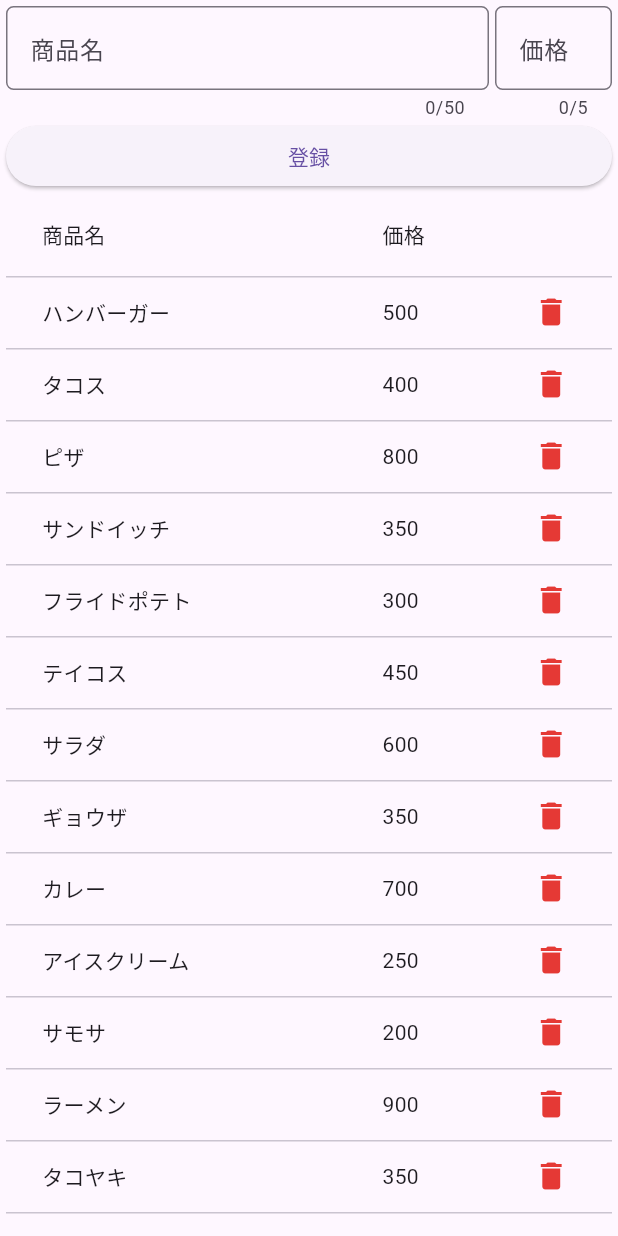
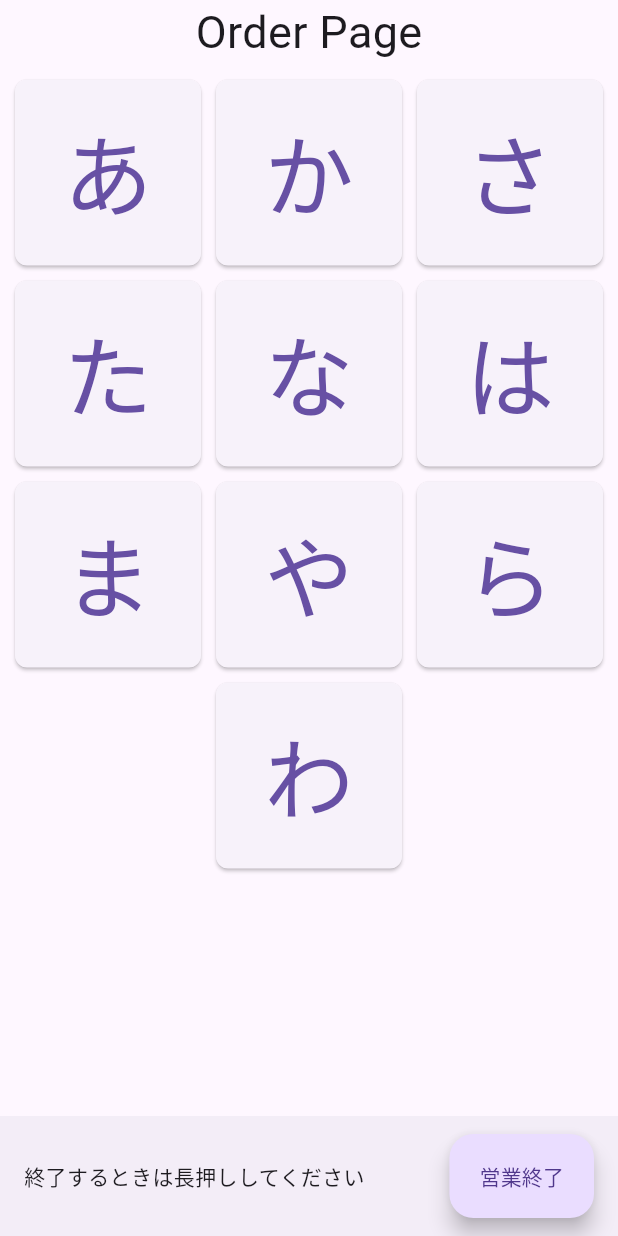
Before and after one commit to arafipro/take_orders_app, a Flutter app: the screen it shows after launch, on a phone screen of 412 x 824 dp. Run offline on Flutter 3.47's test engine with Material 2 defaults, Android fonts, the phone set to English and light mode, and no system bars; our stand-ins replace drift; accounts and stored records are empty; generated files the repository leaves out were written again.

Commit message:
OrderPageの作成#10

```diff
--- /dev/null
+++ b/lib/components/square_button.dart
@@ -0,0 +1,31 @@
+import "package:flutter/material.dart";
+
+class SquareButton extends StatelessWidget {
+  final String text;
+
+  const SquareButton({
+    super.key,
+    required this.text,
+  });
+
+  @override
+  Widget build(BuildContext context) {
+    return ElevatedButton(
+      style: ElevatedButton.styleFrom(
+        // backgroundColor: Colors.teal[100],
+        shape: RoundedRectangleBorder(
+          borderRadius: BorderRadius.circular(8), // 四角形の角丸半径を指定
+        ),
+      ),
+      child: Text(
+        text,
+        style: const TextStyle(
+          fontSize: 60,
+        ),
+      ),
+      onPressed: () {
+        debugPrint(text);
+      },
+    );
+  }
+}
--- a/lib/main.dart
+++ b/lib/main.dart
@@ -1,6 +1,6 @@
 import "package:flutter/material.dart";
 import "package:take_orders_app/db_utils/dummy_items.dart";
-import "package:take_orders_app/view/input_page.dart";
+import "package:take_orders_app/view/order_page.dart";
 
 Future<void> main() async {
   WidgetsFlutterBinding.ensureInitialized();
@@ -18,7 +18,7 @@ class MainApp extends StatelessWidget {
       theme: ThemeData(
         useMaterial3: true,
       ),
-      home: InputPage(),
+      home: const OrderPage(),
     );
   }
 }
--- /dev/null
+++ b/lib/view/order_page.dart
@@ -0,0 +1,80 @@
+import "package:flutter/material.dart";
+import "package:take_orders_app/components/square_button.dart";
+
+class OrderPage extends StatelessWidget {
+  const OrderPage({super.key});
+
+  @override
+  Widget build(BuildContext context) {
+    return WillPopScope(
+      onWillPop: () async => false, // 戻るボタンの動作を無効化する
+      child: Scaffold(
+        body: SafeArea(
+          child: Column(
+            children: [
+              const Text(
+                "Order Page",
+                style: TextStyle(
+                  fontSize: 30,
+                ),
+              ),
+              Expanded(
+                child: GridView.count(
+                  primary: true,
+                  padding: const EdgeInsets.all(10),
+                  crossAxisSpacing: 10,
+                  mainAxisSpacing: 10,
+                  crossAxisCount: 3,
+                  children: <Widget>[
+                    const SquareButton(text: "あ"),
+                    const SquareButton(text: "か"),
+                    const SquareButton(text: "さ"),
+                    const SquareButton(text: "た"),
+                    const SquareButton(text: "な"),
+                    const SquareButton(text: "は"),
+                    const SquareButton(text: "ま"),
+                    const SquareButton(text: "や"),
+                    const SquareButton(text: "ら"),
+                    Container(),
+                    const SquareButton(text: "わ"),
+                    Container()
+                  ],
+                ),
+              ),
+            ],
+          ),
+        ),
+        floatingActionButton: GestureDetector(
+          child: FloatingActionButton.extended(
+            label: const Text("営業終了"),
+            onPressed: () {
+              ScaffoldMessenger.of(context).showSnackBar(
+                SnackBar(
+                  content: const Text("長押しして終了してください"),
+                  action: SnackBarAction(
+                    label: "OK",
+                    onPressed: () {
+                      debugPrint("タップ");
+                    },
+                  ),
+                ),
+              );
+            },
+          ),
+          onLongPress: () {
+            debugPrint("営業終了");
+          },
+        ),
+        floatingActionButtonLocation: FloatingActionButtonLocation.endContained,
+        bottomNavigationBar: BottomAppBar(
+          child: Container(
+            alignment: Alignment.centerLeft,
+            child: const Text(
+              "終了するときは長押ししてください",
+            ),
+          ),
+        ),
+      ),
+    );
+  }
+}
```
